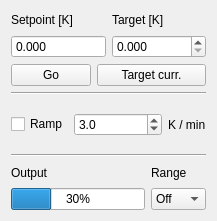
Qt form src/tempcontrol/heater.ui (kmnhan/1KARPES_DAQ) before a commit.
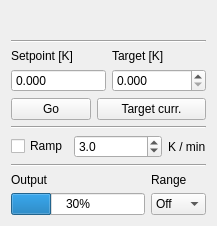
The same form after that commit. Custom widgets are drawn as their Qt base class.

Commit message: feat(tempcontrol): heater settings

```diff
--- a/src/tempcontrol/heater.ui
+++ b/src/tempcontrol/heater.ui
@@ -7,7 +7,7 @@
     <x>0</x>
     <y>0</y>
     <width>217</width>
-    <height>221</height>
+    <height>226</height>
    </rect>
   </property>
   <property name="font">
@@ -19,6 +19,37 @@
    <string>Form</string>
   </property>
   <layout class="QVBoxLayout" name="verticalLayout_5">
+   <item>
+    <layout class="QHBoxLayout" name="horizontalLayout_5">
+     <property name="spacing">
+      <number>0</number>
+     </property>
+     <item>
+      <widget class="QLabel" name="input_name">
+       <property name="text">
+        <string/>
+       </property>
+      </widget>
+     </item>
+     <item>
+      <widget class="QLabel" name="input_desc">
+       <property name="text">
+        <string/>
+       </property>
+       <property name="alignment">
+        <set>Qt::AlignmentFlag::AlignRight|Qt::AlignmentFlag::AlignTrailing|Qt::AlignmentFlag::AlignVCenter</set>
+       </property>
+      </widget>
+     </item>
+    </layout>
+   </item>
+   <item>
+    <widget class="Line" name="line_3">
+     <property name="orientation">
+      <enum>Qt::Orientation::Horizontal</enum>
+     </property>
+    </widget>
+   </item>
    <item>
     <layout class="QHBoxLayout" name="horizontalLayout_3">
      <item>
```
Left out of the diff: 12 changed lines with no effect on the pictures. The commit also changes 2 other files.
